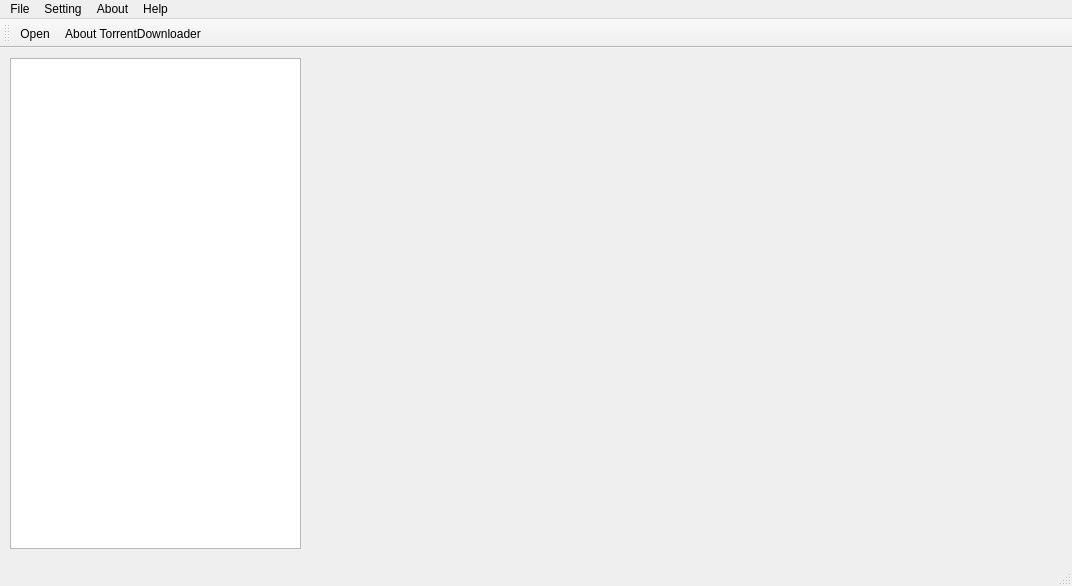
The window that torrentdownloader.ui (Alexlivtex/TorrentDownloader) describes before a commit, drawn with Qt 5.
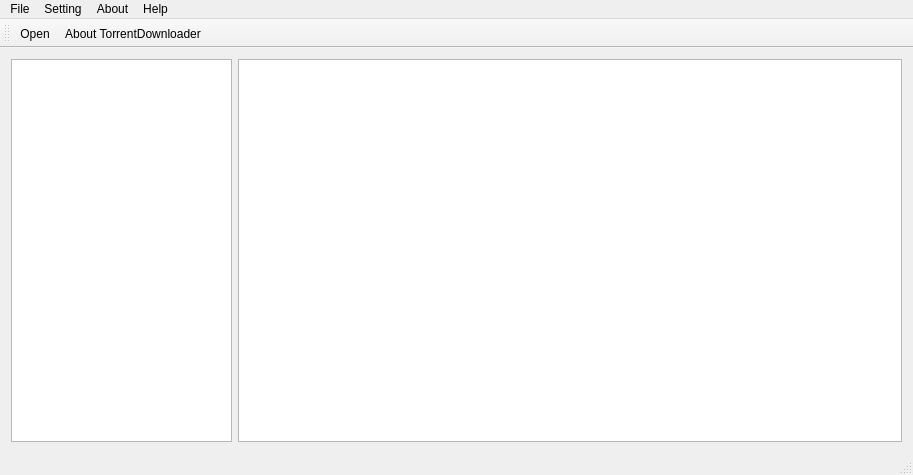
The same window after the commit. Icons and pictures are not drawn.

```diff
--- a/torrentdownloader.ui
+++ b/torrentdownloader.ui
@@ -6,31 +6,33 @@
    <rect>
     <x>0</x>
     <y>0</y>
-    <width>1072</width>
-    <height>586</height>
+    <width>913</width>
+    <height>475</height>
    </rect>
   </property>
   <property name="windowTitle">
    <string>TorrentDownloader</string>
   </property>
   <widget class="QWidget" name="centralWidget">
-   <widget class="QListWidget" name="listWidget">
-    <property name="geometry">
-     <rect>
-      <x>10</x>
-      <y>10</y>
-      <width>291</width>
-      <height>491</height>
-     </rect>
-    </property>
-   </widget>
+   <layout class="QGridLayout" name="gridLayout">
+    <item row="0" column="0">
+     <layout class="QHBoxLayout" name="horizontalLayout_3" stretch="1,3">
+      <item>
+       <widget class="QListWidget" name="listWidget"/>
+      </item>
+      <item>
+       <widget class="QListWidget" name="listWidget_2"/>
+      </item>
+     </layout>
+    </item>
+   </layout>
   </widget>
   <widget class="QMenuBar" name="menuBar">
    <property name="geometry">
     <rect>
      <x>0</x>
      <y>0</y>
-     <width>1072</width>
+     <width>913</width>
      <height>22</height>
     </rect>
    </property>
```
